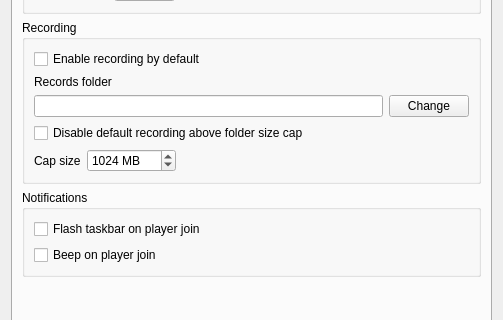
Jay-Day/RMG-K, file Source/RMG/UserInterface/Dialog/SettingsDialog.ui: the form before one commit; both pictures show x 0 to 503 and y 96 to 416 of the 503 by 668 pixel window.
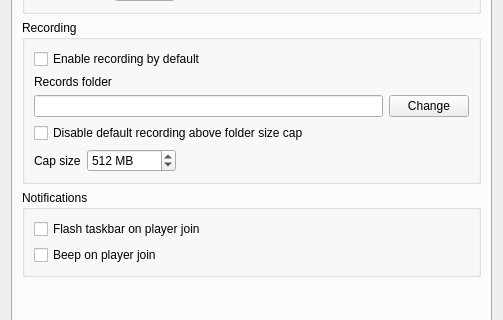
The form after the commit. The open tabs and pages were chosen to show the change. Icons and pictures are not drawn. Custom widgets are drawn as their Qt base class.

Commit message: Enable recording by default with a 512 MB cap and refresh on room entry

Patch:
```diff
--- a/Source/RMG/UserInterface/Dialog/SettingsDialog.ui
+++ b/Source/RMG/UserInterface/Dialog/SettingsDialog.ui
@@ -3316,7 +3316,7 @@
                    <number>1048576</number>
                   </property>
                   <property name="value">
-                   <number>1024</number>
+                   <number>512</number>
                   </property>
                   <property name="suffix">
                    <string> MB</string>
```
The commit also changes 2 other files.
